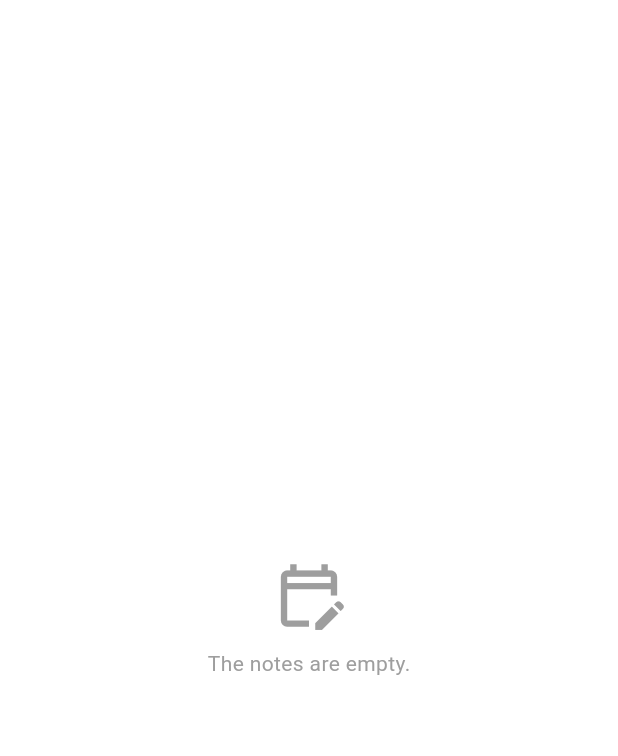
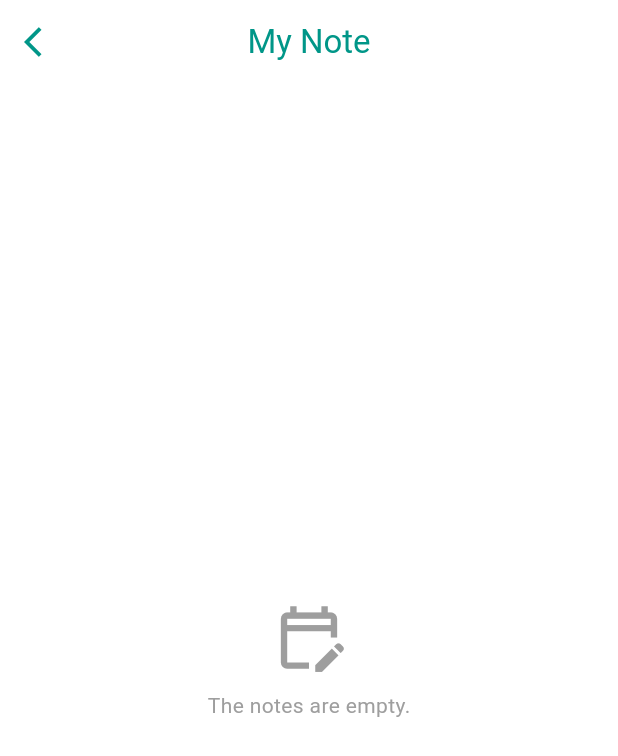
Before and after one commit to mohammedNahal/mohammed-Note, a Flutter app: the MyNoteScreen screen opened by its route, on a phone screen of 412 x 824 dp. Shown: the top 756 px of the screen. Run offline on Flutter 3.47's test engine with Material 3 defaults, Android fonts, the phone set to English and light mode, and no system bars; our stand-ins replace cloud_firestore, firebase_auth, firebase_core, flutter_svg, google_sign_in, hexcolor; accounts and stored records are empty.

Commit message:
commit num 3 edit about complete project

```diff
--- a/lib/screens/my_note_screen.dart
+++ b/lib/screens/my_note_screen.dart
@@ -18,6 +18,10 @@ class _MyNoteScreenState extends State<MyNoteScreen> {
   @override
   Widget build(BuildContext context) {
     return Scaffold(
+      appBar: AppBar(
+        title:  Text('My Note'),
+        leading: IconButton(onPressed: (){Navigator.pushReplacementNamed(context, '/home');}, icon: Icon(Icons.arrow_back_ios)),
+      ),
       body: StreamBuilder<QuerySnapshot>(
         stream: FirebaseFirestoreController().readFavorites(),
         builder: (context, snapshot) {
```
